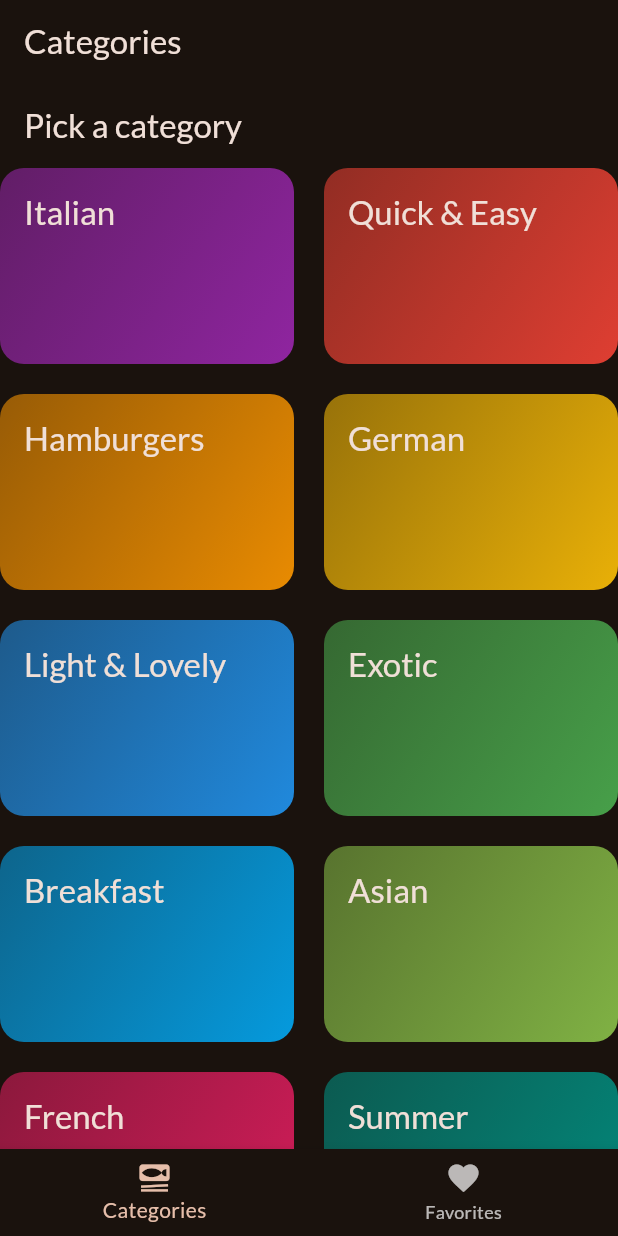
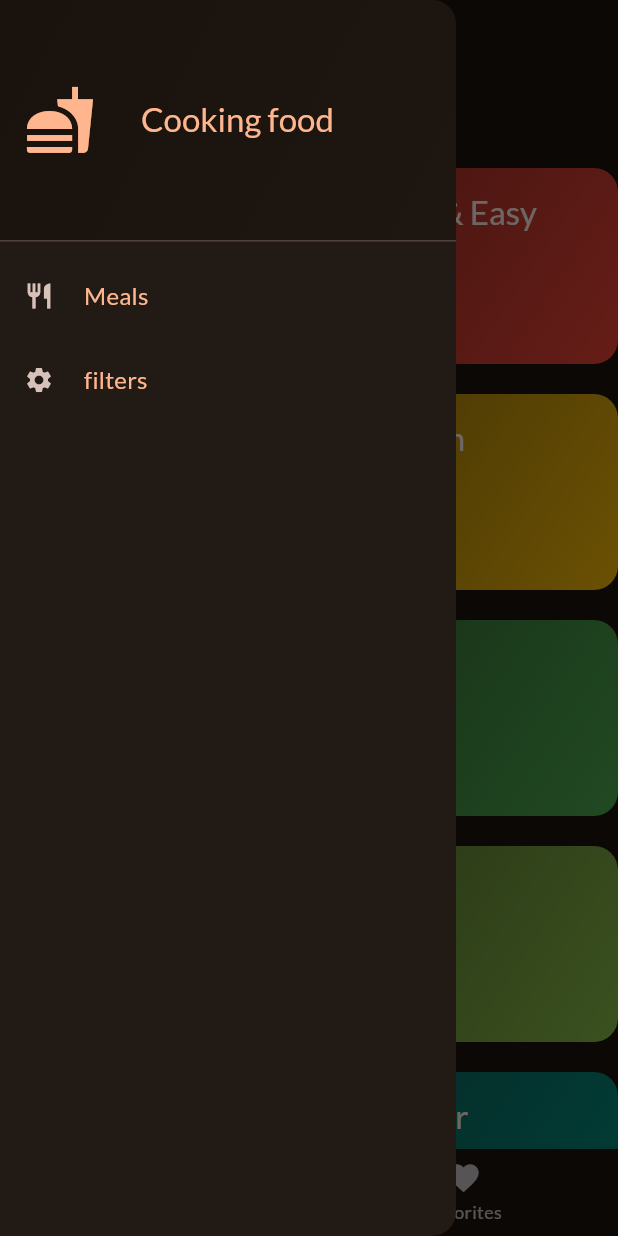
Before and after one commit to Prabhat8991/FlutterMealsApp, a Flutter app: the screen it shows after launch, with the side drawer open (before the commit the screen has no drawer), on a phone screen of 412 x 824 dp. Run offline on Flutter 3.47's test engine with Material 2 defaults, Android fonts, the phone set to English and light mode, and no system bars; our stand-ins replace google_fonts, transparent_image.

Commit message:
added nav drawer

```diff
--- a/lib/screens/categoriesScreen.dart
+++ b/lib/screens/categoriesScreen.dart
@@ -5,9 +5,13 @@ import 'package:meals/widgets/category_grid_item.dart';
 
 import '../models/category.dart';
 import '../models/meal.dart';
+import '../widgets/main_drawer.dart';
 
 class CategoriesScreen extends StatelessWidget {
-  const CategoriesScreen({super.key});
+
+   CategoriesScreen({super.key, required this.toggleFavouriteMeal});
+
+  void Function(Meal meal) toggleFavouriteMeal;
 
   void _onCategorySelected(BuildContext context, Category category) {
     List<Meal> filteredMeals = dummyMeals
@@ -18,7 +22,7 @@ class CategoriesScreen extends StatelessWidget {
         context,
         MaterialPageRoute(
             builder: (ctx) =>
-                MealsScreen(title: category.title, meals: filteredMeals)));
+                MealsScreen(title: category.title, meals: filteredMeals, toggleFavouriteMeal: toggleFavouriteMeal,)));
   }
 
   @override
--- a/lib/screens/meals_screen.dart
+++ b/lib/screens/meals_screen.dart
@@ -5,14 +5,15 @@ import 'package:meals/widgets/meal_item.dart';
 import '../models/meal.dart';
 
 class MealsScreen extends StatelessWidget {
-  const MealsScreen({super.key, this.title, required this.meals});
+  MealsScreen({super.key, this.title, required this.meals, required this.toggleFavouriteMeal});
 
   final String? title;
   final List<Meal> meals;
+  void Function(Meal meal) toggleFavouriteMeal;
 
   void _onMealsItemSelected(BuildContext context, Meal meal) {
     Navigator.push(context,
-        MaterialPageRoute(builder: (context) => MealDetailsScreen(meal: meal)));
+        MaterialPageRoute(builder: (context) => MealDetailsScreen(meal: meal, toggleFavouriteMeal: toggleFavouriteMeal,)));
   }
 
   @override
--- /dev/null
+++ b/lib/widgets/main_drawer.dart
@@ -0,0 +1,67 @@
+import 'package:flutter/material.dart';
+
+class MainDrawer extends StatelessWidget {
+  const MainDrawer({super.key, required this.onSelectedScreen});
+
+  final void Function(String selectedScreen) onSelectedScreen;
+
+  @override
+  Widget build(BuildContext context) {
+    return Drawer(
+      child: Column(
+        children: [
+          DrawerHeader(
+              padding: const EdgeInsets.all(16),
+              decoration: BoxDecoration(
+                  gradient: LinearGradient(colors: [
+                Theme.of(context).primaryColor,
+                Theme.of(context).primaryColor.withOpacity(0.5)
+              ], begin: Alignment.topLeft, end: Alignment.bottomRight)),
+              child: Row(children: [
+                Icon(
+                  Icons.fastfood,
+                  size: 48,
+                  color: Theme.of(context).colorScheme.primary,
+                ),
+                const SizedBox(
+                  width: 30,
+                ),
+                Text(
+                  "Cooking food",
+                  style: Theme.of(context)
+                      .textTheme
+                      .titleLarge
+                      ?.copyWith(color: Theme.of(context).colorScheme.primary),
+                )
+              ])),
+          ListTile(
+            onTap: () {
+              onSelectedScreen("meals");
+            },
+            leading: const Icon(Icons.restaurant, size: 20),
+            title: Text(
+              "Meals",
+              style: Theme.of(context)
+                  .textTheme
+                  .titleMedium
+                  ?.copyWith(color: Theme.of(context).colorScheme.primary),
+            ),
+          ),
+          ListTile(
+            onTap: () {
+              onSelectedScreen("filters");
+            },
+            leading: const Icon(Icons.settings, size: 20),
+            title: Text(
+              "filters",
+              style: Theme.of(context)
+                  .textTheme
+                  .titleMedium
+                  ?.copyWith(color: Theme.of(context).colorScheme.primary),
+            ),
+          )
+        ],
+      ),
+    );
+  }
+}
```
Also changed, not shown: lib/screens/meal_details_screen.dart (+6 -1 lines), lib/screens/tabs.dart (+45 -8 lines).
